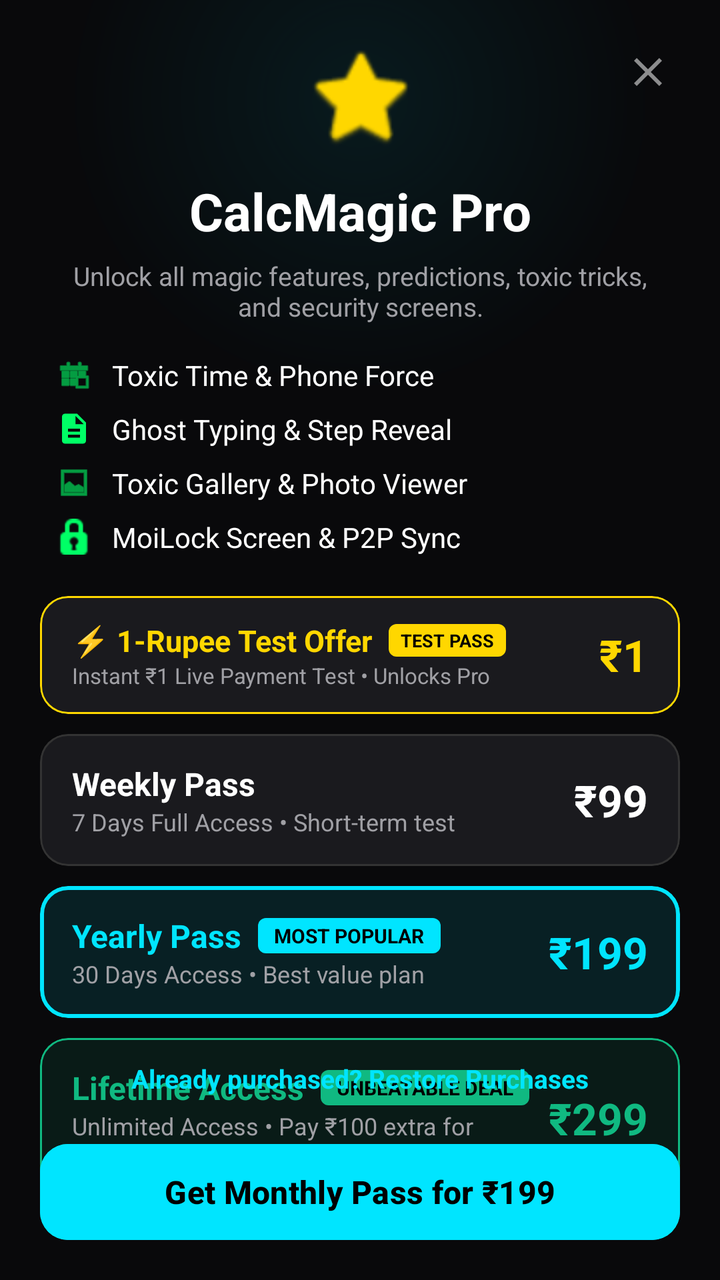
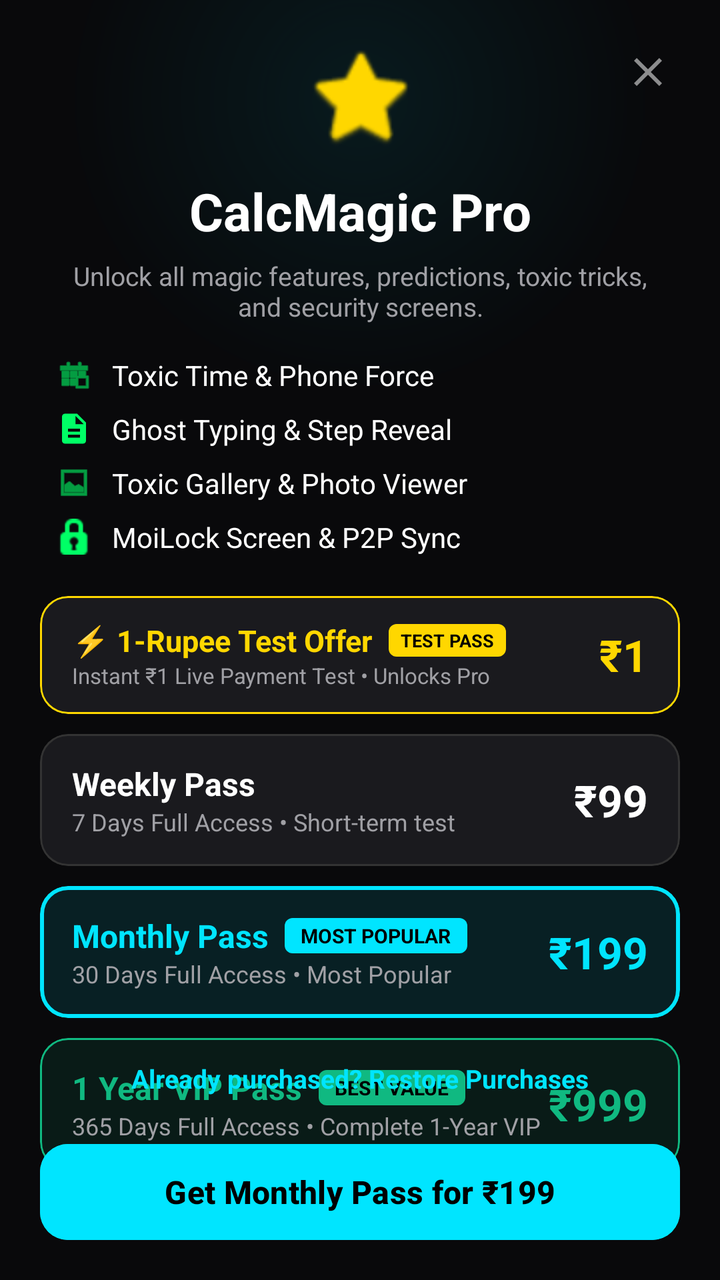

Screens rendered from an Android XML layout before and after an edit, with the pre-edit source and the edit as a unified diff.
<!-- AndroidManifest.xml: activity theme Theme.MagicCalculator -->
<!-- res/layout/activity_premium.xml -->
<?xml version="1.0" encoding="utf-8"?>
<androidx.constraintlayout.widget.ConstraintLayout xmlns:android="http://schemas.android.com/apk/res/android"
    xmlns:app="http://schemas.android.com/apk/res-auto"
    xmlns:tools="http://schemas.android.com/tools"
    android:layout_width="match_parent"
    android:layout_height="match_parent"
    android:background="#09090B"
    tools:context=".PremiumActivity">

    
    <View
        android:layout_width="300dp"
        android:layout_height="300dp"
        android:background="@drawable/bg_glow_radial"
        android:alpha="0.4"
        app:layout_constraintTop_toTopOf="parent"
        app:layout_constraintStart_toStartOf="parent"
        app:layout_constraintEnd_toEndOf="parent"
        android:translationY="-100dp" />

    <ImageView
        android:id="@+id/btnClose"
        android:layout_width="48dp"
        android:layout_height="48dp"
        android:src="@drawable/ic_close"
        android:padding="12dp"
        app:tint="#88FFFFFF"
        android:layout_marginTop="12dp"
        android:layout_marginEnd="12dp"
        app:layout_constraintTop_toTopOf="parent"
        app:layout_constraintEnd_toEndOf="parent" />

    <ImageView
        android:id="@+id/imgCrown"
        android:layout_width="56dp"
        android:layout_height="56dp"
        android:src="@android:drawable/btn_star_big_on"
        app:tint="#FFD700"
        android:layout_marginTop="20dp"
        app:layout_constraintTop_toTopOf="parent"
        app:layout_constraintStart_toStartOf="parent"
        app:layout_constraintEnd_toEndOf="parent" />

    <TextView
        android:id="@+id/tvTitle"
        android:layout_width="wrap_content"
        android:layout_height="wrap_content"
        android:layout_marginTop="12dp"
        android:text="CalcMagic Pro"
        android:textColor="@color/white"
        android:textSize="26sp"
        android:textStyle="bold"
        app:layout_constraintTop_toBottomOf="@id/imgCrown"
        app:layout_constraintStart_toStartOf="parent"
        app:layout_constraintEnd_toEndOf="parent" />

    <TextView
        android:id="@+id/tvSubtitle"
        android:layout_width="0dp"
        android:layout_height="wrap_content"
        android:layout_marginTop="6dp"
        android:layout_marginHorizontal="24dp"
        android:text="Unlock all magic features, predictions, toxic tricks, and security screens."
        android:textColor="#A0A0A5"
        android:textSize="13sp"
        android:textAlignment="center"
        app:layout_constraintTop_toBottomOf="@id/tvTitle"
        app:layout_constraintStart_toStartOf="parent"
        app:layout_constraintEnd_toEndOf="parent" />

    
    <LinearLayout
        android:id="@+id/llFeatures"
        android:layout_width="match_parent"
        android:layout_height="wrap_content"
        android:orientation="vertical"
        android:layout_marginTop="16dp"
        android:layout_marginHorizontal="28dp"
        app:layout_constraintTop_toBottomOf="@id/tvSubtitle">

        <LinearLayout
            android:layout_width="match_parent"
            android:layout_height="wrap_content"
            android:orientation="horizontal"
            android:gravity="center_vertical"
            android:layout_marginBottom="8dp">
            <ImageView
                android:layout_width="18dp"
                android:layout_height="18dp"
                android:src="@android:drawable/ic_menu_today"
                app:tint="#00FF66" />
            <TextView
                android:layout_width="wrap_content"
                android:layout_height="wrap_content"
                android:layout_marginStart="10dp"
                android:text="Toxic Time &amp; Phone Force"
                android:textColor="@color/white"
                android:textSize="14sp" />
        </LinearLayout>

        <LinearLayout
            android:layout_width="match_parent"
            android:layout_height="wrap_content"
            android:orientation="horizontal"
            android:gravity="center_vertical"
            android:layout_marginBottom="8dp">
            <ImageView
                android:layout_width="18dp"
                android:layout_height="18dp"
                android:src="@drawable/ic_notes"
                app:tint="#00FF66" />
            <TextView
                android:layout_width="wrap_content"
                android:layout_height="wrap_content"
                android:layout_marginStart="10dp"
                android:text="Ghost Typing &amp; Step Reveal"
                android:textColor="@color/white"
                android:textSize="14sp" />
        </LinearLayout>

        <LinearLayout
            android:layout_width="match_parent"
            android:layout_height="wrap_content"
            android:orientation="horizontal"
            android:gravity="center_vertical"
            android:layout_marginBottom="8dp">
            <ImageView
                android:layout_width="18dp"
                android:layout_height="18dp"
                android:src="@android:drawable/ic_menu_gallery"
                app:tint="#00FF66" />
            <TextView
                android:layout_width="wrap_content"
                android:layout_height="wrap_content"
                android:layout_marginStart="10dp"
                android:text="Toxic Gallery &amp; Photo Viewer"
                android:textColor="@color/white"
                android:textSize="14sp" />
        </LinearLayout>

        <LinearLayout
            android:layout_width="match_parent"
            android:layout_height="wrap_content"
            android:orientation="horizontal"
            android:gravity="center_vertical">
            <ImageView
                android:layout_width="18dp"
                android:layout_height="18dp"
                android:src="@android:drawable/ic_secure"
                app:tint="#00FF66" />
            <TextView
                android:layout_width="wrap_content"
                android:layout_height="wrap_content"
                android:layout_marginStart="10dp"
                android:text="MoiLock Screen &amp; P2P Sync"
                android:textColor="@color/white"
                android:textSize="14sp" />
        </LinearLayout>
    </LinearLayout>

    
    <LinearLayout
        android:id="@+id/llPlans"
        android:layout_width="match_parent"
        android:layout_height="wrap_content"
        android:orientation="vertical"
        android:layout_marginTop="20dp"
        android:layout_marginHorizontal="20dp"
        app:layout_constraintTop_toBottomOf="@id/llFeatures">

        
        <com.google.android.material.card.MaterialCardView
            android:id="@+id/cardTest"
            android:layout_width="match_parent"
            android:layout_height="wrap_content"
            android:layout_marginBottom="10dp"
            app:cardBackgroundColor="#1A1A1E"
            app:cardCornerRadius="14dp"
            app:cardElevation="0dp"
            app:strokeWidth="1dp"
            app:strokeColor="#FFD700">

            <LinearLayout
                android:layout_width="match_parent"
                android:layout_height="wrap_content"
                android:orientation="horizontal"
                android:paddingHorizontal="16dp"
                android:paddingVertical="12dp"
                android:gravity="center_vertical">

                <LinearLayout
                    android:layout_width="0dp"
                    android:layout_height="wrap_content"
                    android:layout_weight="1"
                    android:orientation="vertical">

                    <LinearLayout
                        android:layout_width="wrap_content"
                        android:layout_height="wrap_content"
                        android:orientation="horizontal"
                        android:gravity="center_vertical">

                        <TextView
                            android:layout_width="wrap_content"
                            android:layout_height="wrap_content"
                            android:text="⚡ 1-Rupee Test Offer"
                            android:textColor="#FFD700"
                            android:textSize="15sp"
                            android:textStyle="bold" />

                        <TextView
                            android:layout_width="wrap_content"
                            android:layout_height="wrap_content"
                            android:layout_marginStart="8dp"
                            android:background="@drawable/bg_popular_badge"
                            android:backgroundTint="#FFD700"
                            android:paddingHorizontal="6dp"
                            android:paddingVertical="2dp"
                            android:text="TEST PASS"
                            android:textColor="#000000"
                            android:textSize="9sp"
                            android:textStyle="bold" />
                    </LinearLayout>

                    <TextView
                        android:layout_width="wrap_content"
                        android:layout_height="wrap_content"
                        android:text="Instant ₹1 Live Payment Test • Unlocks Pro"
                        android:textColor="#A0A0A5"
                        android:textSize="11sp" />
                </LinearLayout>

                <TextView
                    android:layout_width="wrap_content"
                    android:layout_height="wrap_content"
                    android:text="₹1"
                    android:textColor="#FFD700"
                    android:textSize="22sp"
                    android:textStyle="bold" />
            </LinearLayout>
        </com.google.android.material.card.MaterialCardView>

        
        <com.google.android.material.card.MaterialCardView
            android:id="@+id/cardWeekly"
            android:layout_width="match_parent"
            android:layout_height="wrap_content"
            android:layout_marginBottom="10dp"
            app:cardBackgroundColor="#1A1A1E"
            app:cardCornerRadius="14dp"
            app:cardElevation="0dp"
            app:strokeWidth="1dp"
            app:strokeColor="#333333">

            <LinearLayout
                android:layout_width="match_parent"
                android:layout_height="wrap_content"
                android:orientation="horizontal"
                android:paddingHorizontal="16dp"
                android:paddingVertical="14dp"
                android:gravity="center_vertical">

                <LinearLayout
                    android:layout_width="0dp"
                    android:layout_height="wrap_content"
                    android:layout_weight="1"
                    android:orientation="vertical">

                    <TextView
                        android:layout_width="wrap_content"
                        android:layout_height="wrap_content"
                        android:text="Weekly Pass"
                        android:textColor="@color/white"
                        android:textSize="16sp"
                        android:textStyle="bold" />

                    <TextView
                        android:layout_width="wrap_content"
                        android:layout_height="wrap_content"
                        android:text="7 Days Full Access • Short-term test"
                        android:textColor="#A0A0A5"
                        android:textSize="12sp" />
                </LinearLayout>

                <TextView
                    android:layout_width="wrap_content"
                    android:layout_height="wrap_content"
                    android:text="₹99"
                    android:textColor="@color/white"
                    android:textSize="22sp"
                    android:textStyle="bold" />
            </LinearLayout>
        </com.google.android.material.card.MaterialCardView>

        
        <com.google.android.material.card.MaterialCardView
            android:id="@+id/cardYearly"
            android:layout_width="match_parent"
            android:layout_height="wrap_content"
            android:layout_marginBottom="10dp"
            app:cardBackgroundColor="#1A00E5FF"
            app:cardCornerRadius="14dp"
            app:cardElevation="0dp"
            app:strokeWidth="2dp"
            app:strokeColor="#00E5FF">

            <LinearLayout
                android:layout_width="match_parent"
                android:layout_height="wrap_content"
                android:orientation="horizontal"
                android:paddingHorizontal="16dp"
                android:paddingVertical="14dp"
                android:gravity="center_vertical">

                <LinearLayout
                    android:layout_width="0dp"
                    android:layout_height="wrap_content"
                    android:layout_weight="1"
                    android:orientation="vertical">

                    <LinearLayout
                        android:layout_width="wrap_content"
                        android:layout_height="wrap_content"
                        android:orientation="horizontal"
                        android:gravity="center_vertical">

                        <TextView
                            android:layout_width="wrap_content"
                            android:layout_height="wrap_content"
                            android:text="Yearly Pass"
                            android:textColor="#00E5FF"
                            android:textSize="16sp"
                            android:textStyle="bold" />

                        <TextView
                            android:layout_width="wrap_content"
                            android:layout_height="wrap_content"
                            android:layout_marginStart="8dp"
                            android:background="@drawable/bg_popular_badge"
                            android:paddingHorizontal="8dp"
                            android:paddingVertical="2dp"
                            android:text="MOST POPULAR"
                            android:textColor="#000000"
                            android:textSize="10sp"
                            android:textStyle="bold" />
                    </LinearLayout>

                    <TextView
                        android:layout_width="wrap_content"
                        android:layout_height="wrap_content"
                        android:text="30 Days Access • Best value plan"
                        android:textColor="#A0A0A5"
                        android:textSize="12sp" />
                </LinearLayout>

                <TextView
                    android:layout_width="wrap_content"
                    android:layout_height="wrap_content"
                    android:text="₹199"
                    android:textColor="#00E5FF"
                    android:textSize="22sp"
                    android:textStyle="bold" />
            </LinearLayout>
        </com.google.android.material.card.MaterialCardView>

        
        <com.google.android.material.card.MaterialCardView
            android:id="@+id/cardLifetime"
            android:layout_width="match_parent"
            android:layout_height="wrap_content"
            app:cardBackgroundColor="#1A10B981"
            app:cardCornerRadius="14dp"
            app:cardElevation="0dp"
            app:strokeWidth="1dp"
            app:strokeColor="#10B981">

            <LinearLayout
                android:layout_width="match_parent"
                android:layout_height="wrap_content"
                android:orientation="horizontal"
                android:paddingHorizontal="16dp"
                android:paddingVertical="14dp"
                android:gravity="center_vertical">

                <LinearLayout
                    android:layout_width="0dp"
                    android:layout_height="wrap_content"
                    android:layout_weight="1"
                    android:orientation="vertical">

                    <LinearLayout
                        android:layout_width="wrap_content"
                        android:layout_height="wrap_content"
                        android:orientation="horizontal"
                        android:gravity="center_vertical">

                        <TextView
                            android:layout_width="wrap_content"
                            android:layout_height="wrap_content"
                            android:text="Lifetime Access"
                            android:textColor="#10B981"
                            android:textSize="16sp"
                            android:textStyle="bold" />

                        <TextView
                            android:layout_width="wrap_content"
                            android:layout_height="wrap_content"
                            android:layout_marginStart="8dp"
                            android:background="@drawable/bg_best_deal_badge"
                            android:paddingHorizontal="8dp"
                            android:paddingVertical="2dp"
                            android:text="UNBEATABLE DEAL"
                            android:textColor="#000000"
                            android:textSize="10sp"
                            android:textStyle="bold" />
                    </LinearLayout>

                    <TextView
                        android:layout_width="wrap_content"
                        android:layout_height="wrap_content"
                        android:text="Unlimited Access • Pay ₹100 extra for lifetime!"
                        android:textColor="#A0A0A5"
                        android:textSize="12sp" />
                </LinearLayout>

                <TextView
                    android:layout_width="wrap_content"
                    android:layout_height="wrap_content"
                    android:text="₹299"
                    android:textColor="#10B981"
                    android:textSize="22sp"
                    android:textStyle="bold" />
            </LinearLayout>
        </com.google.android.material.card.MaterialCardView>
    </LinearLayout>

    <TextView
        android:id="@+id/tvRestorePurchases"
        android:layout_width="wrap_content"
        android:layout_height="wrap_content"
        android:layout_marginBottom="12dp"
        android:text="Already purchased? Restore Purchases"
        android:textColor="#00E5FF"
        android:textSize="13sp"
        android:textStyle="bold"
        android:clickable="true"
        android:focusable="true"
        android:padding="8dp"
        app:layout_constraintBottom_toTopOf="@id/btnPurchase"
        app:layout_constraintStart_toStartOf="parent"
        app:layout_constraintEnd_toEndOf="parent" />

    <Button
        android:id="@+id/btnPurchase"
        android:layout_width="match_parent"
        android:layout_height="56dp"
        android:layout_marginHorizontal="20dp"
        android:layout_marginBottom="16dp"
        android:backgroundTint="#00E5FF"
        android:text="Get Monthly Pass for ₹199"
        android:textColor="@color/black"
        android:textSize="16sp"
        android:textStyle="bold"
        app:cornerRadius="14dp"
        app:layout_constraintBottom_toBottomOf="parent" />

</androidx.constraintlayout.widget.ConstraintLayout>
<!-- resources referenced by this layout -->
<resources>
  <color name="black">#FF000000</color>
  <color name="white">#FFFFFFFF</color>
  <!-- drawable bg_best_deal_badge (drawable) -->
  <?xml version="1.0" encoding="utf-8"?>
  <shape xmlns:android="http://schemas.android.com/apk/res/android"
      android:shape="rectangle">
      <solid android:color="#10B981" />
      <corners android:radius="4dp" />
  </shape>
  <!-- drawable bg_glow_radial (drawable) -->
  <?xml version="1.0" encoding="utf-8"?>
  <shape xmlns:android="http://schemas.android.com/apk/res/android"
      android:shape="oval">
      <gradient
          android:type="radial"
          android:gradientRadius="150dp"
          android:startColor="#3300E5FF"
          android:endColor="#00000000" />
  </shape>
  <!-- drawable bg_popular_badge (drawable) -->
  <?xml version="1.0" encoding="utf-8"?>
  <shape xmlns:android="http://schemas.android.com/apk/res/android"
      android:shape="rectangle">
      <solid android:color="#00E5FF" />
      <corners android:radius="4dp" />
  </shape>
  <!-- drawable ic_close (drawable) -->
  <vector xmlns:android="http://schemas.android.com/apk/res/android"
      android:width="24dp"
      android:height="24dp"
      android:viewportWidth="24"
      android:viewportHeight="24">
      <path
          android:fillColor="#FF000000"
          android:pathData="M19,6.41L17.59,5 12,10.59 6.41,5 5,6.41 10.59,12 5,17.59 6.41,19 12,13.41 17.59,19 19,17.59 13.41,12z" />
  </vector>
  <!-- drawable ic_notes (drawable) -->
  <vector xmlns:android="http://schemas.android.com/apk/res/android"
      android:width="24dp"
      android:height="24dp"
      android:viewportWidth="24"
      android:viewportHeight="24">
      <path
          android:fillColor="#FF000000"
          android:pathData="M14,2H6C4.9,2 4,2.9 4,4v16c0,1.1 0.89,2 1.99,2H18c1.1,0 2,-0.9 2,-2V8l-6,-6zm2,16H8v-2h8v2zm0,-4H8v-2h8v2zm-3,-5V3.5L18.5,9H13z" />
  </vector>
  <style name="Theme.MagicCalculator" parent="Theme.Material3.DayNight.NoActionBar">
          <item name="colorPrimary">@color/calc_btn_operator</item>
          <item name="android:statusBarColor">@color/calc_bg</item>
          <item name="android:windowBackground">@color/calc_bg</item>
          <item name="android:navigationBarColor">@color/calc_bg</item>
      </style>
  <color name="calc_btn_operator">#FF9500</color>
  <color name="calc_bg">#171717</color>
</resources>

<!-- the commit's change to res/layout/activity_premium.xml (unified diff, before → after) -->
@@ -327,7 +327,7 @@
                         <TextView
                             android:layout_width="wrap_content"
                             android:layout_height="wrap_content"
-                            android:text="Yearly Pass"
+                            android:text="Monthly Pass"
                             android:textColor="#00E5FF"
                             android:textSize="16sp"
                             android:textStyle="bold" />
@@ -348,7 +348,7 @@
                     <TextView
                         android:layout_width="wrap_content"
                         android:layout_height="wrap_content"
-                        android:text="30 Days Access • Best value plan"
+                        android:text="30 Days Full Access • Most Popular"
                         android:textColor="#A0A0A5"
                         android:textSize="12sp" />
                 </LinearLayout>
@@ -397,7 +397,7 @@
                         <TextView
                             android:layout_width="wrap_content"
                             android:layout_height="wrap_content"
-                            android:text="Lifetime Access"
+                            android:text="1 Year VIP Pass"
                             android:textColor="#10B981"
                             android:textSize="16sp"
                             android:textStyle="bold" />
@@ -409,7 +409,7 @@
                             android:background="@drawable/bg_best_deal_badge"
                             android:paddingHorizontal="8dp"
                             android:paddingVertical="2dp"
-                            android:text="UNBEATABLE DEAL"
+                            android:text="BEST VALUE"
                             android:textColor="#000000"
                             android:textSize="10sp"
                             android:textStyle="bold" />
@@ -418,7 +418,7 @@
                     <TextView
                         android:layout_width="wrap_content"
                         android:layout_height="wrap_content"
-                        android:text="Unlimited Access • Pay ₹100 extra for lifetime!"
+                        android:text="365 Days Full Access • Complete 1-Year VIP"
                         android:textColor="#A0A0A5"
                         android:textSize="12sp" />
                 </LinearLayout>
@@ -426,7 +426,7 @@
                 <TextView
                     android:layout_width="wrap_content"
                     android:layout_height="wrap_content"
-                    android:text="₹299"
+                    android:text="₹999"
                     android:textColor="#10B981"
                     android:textSize="22sp"
                     android:textStyle="bold" />
